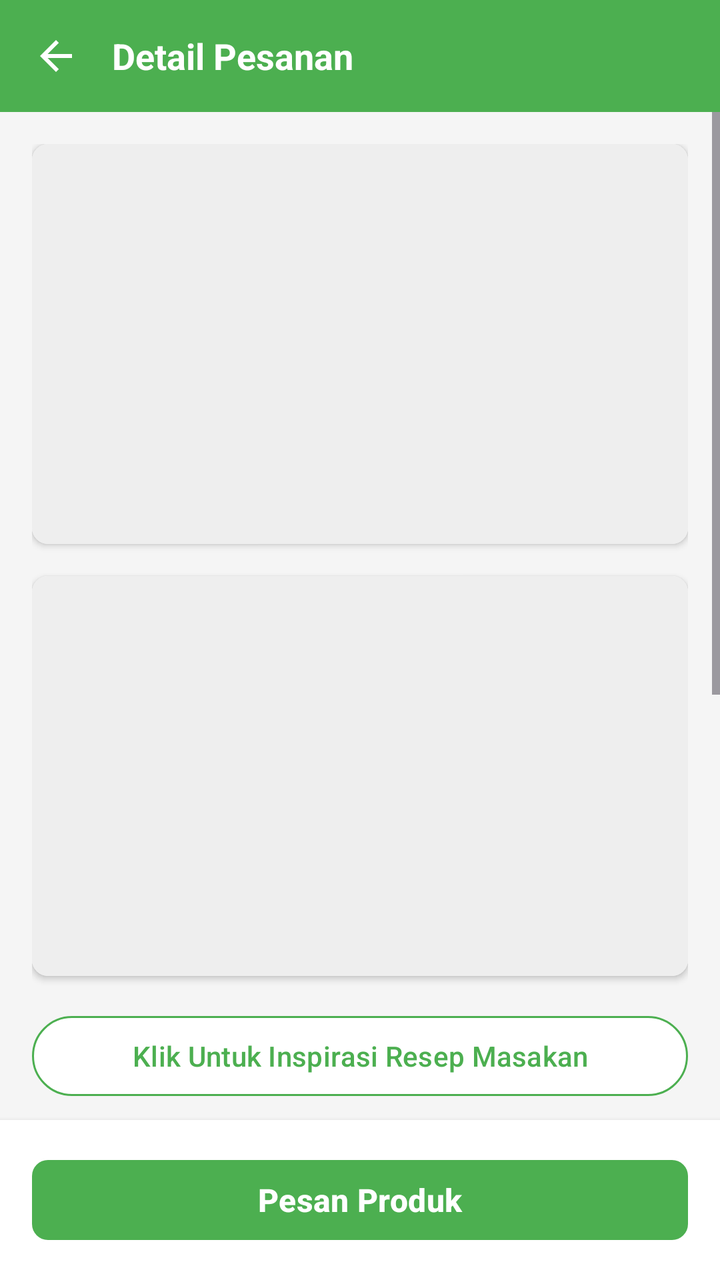
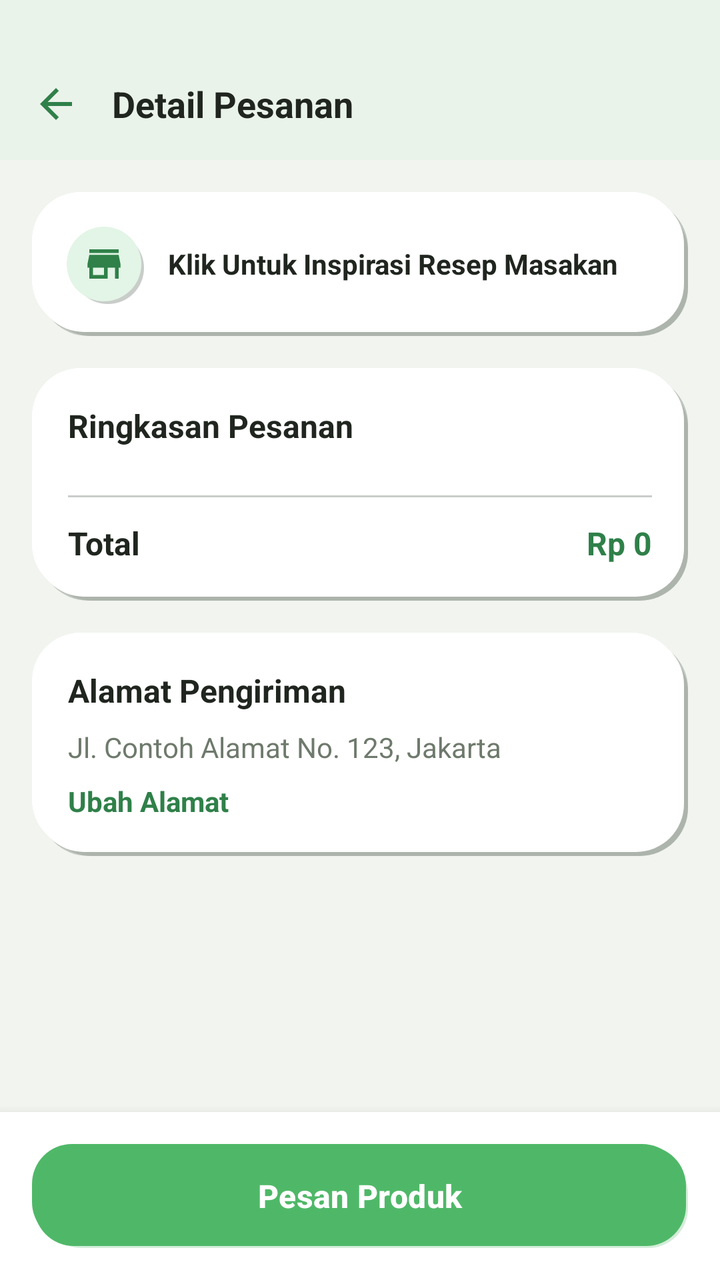

Before-and-after screenshots of an Android layout around one commit, followed by the original layout XML and the change that was made.
<!-- AndroidManifest.xml: application theme Theme.Pasarprojectbootcamp -->
<!-- res/layout/fragment_order_detail.xml -->
<?xml version="1.0" encoding="utf-8"?>
<LinearLayout xmlns:android="http://schemas.android.com/apk/res/android"
    xmlns:app="http://schemas.android.com/apk/res-auto"
    android:layout_width="match_parent"
    android:layout_height="match_parent"
    android:background="#F5F5F5"
    android:orientation="vertical">

    
    <LinearLayout
        android:layout_width="match_parent"
        android:layout_height="56dp"
        android:background="@color/green_primary"
        android:gravity="center_vertical"
        android:paddingHorizontal="16dp">

        <ImageView
            android:id="@+id/btnBack"
            android:layout_width="24dp"
            android:layout_height="24dp"
            android:src="@drawable/ic_arrow_back"
            android:tint="@android:color/white" />

        <TextView
            android:layout_width="0dp"
            android:layout_height="wrap_content"
            android:layout_marginStart="16dp"
            android:layout_weight="1"
            android:text="Detail Pesanan"
            android:textColor="@android:color/white"
            android:textSize="18sp"
            android:textStyle="bold" />

    </LinearLayout>

    <ScrollView
        android:layout_width="match_parent"
        android:layout_height="0dp"
        android:layout_weight="1">

        <LinearLayout
            android:layout_width="match_parent"
            android:layout_height="wrap_content"
            android:orientation="vertical"
            android:padding="16dp">

            
            <androidx.cardview.widget.CardView
                android:layout_width="match_parent"
                android:layout_height="200dp"
                android:layout_marginBottom="16dp"
                app:cardCornerRadius="8dp"
                app:cardElevation="2dp">

                <ImageView
                    android:id="@+id/ivOrderPreview"
                    android:layout_width="match_parent"
                    android:layout_height="match_parent"
                    android:background="@color/gray_200"
                    android:scaleType="centerCrop" />

            </androidx.cardview.widget.CardView>

            
            <androidx.cardview.widget.CardView
                android:layout_width="match_parent"
                android:layout_height="200dp"
                android:layout_marginBottom="16dp"
                app:cardCornerRadius="8dp"
                app:cardElevation="2dp">

                <ImageView
                    android:id="@+id/ivRecipeInspiration"
                    android:layout_width="match_parent"
                    android:layout_height="match_parent"
                    android:background="@color/gray_200"
                    android:scaleType="centerCrop" />

            </androidx.cardview.widget.CardView>

            
            <com.google.android.material.button.MaterialButton
                android:id="@+id/btnRecipeInspiration"
                android:layout_width="match_parent"
                android:layout_height="48dp"
                android:layout_marginBottom="24dp"
                android:text="Klik Untuk Inspirasi Resep Masakan"
                android:textColor="@color/green_primary"
                android:textSize="14sp"
                app:backgroundTint="@android:color/white"
                app:cornerRadius="24dp"
                app:strokeColor="@color/green_primary"
                app:strokeWidth="1dp" />

            
            <androidx.cardview.widget.CardView
                android:layout_width="match_parent"
                android:layout_height="wrap_content"
                android:layout_marginBottom="16dp"
                app:cardCornerRadius="8dp"
                app:cardElevation="2dp">

                <LinearLayout
                    android:layout_width="match_parent"
                    android:layout_height="wrap_content"
                    android:orientation="vertical"
                    android:padding="16dp">

                    <TextView
                        android:layout_width="match_parent"
                        android:layout_height="wrap_content"
                        android:text="Ringkasan Pesanan"
                        android:textColor="@color/black"
                        android:textSize="16sp"
                        android:textStyle="bold" />

                    <androidx.recyclerview.widget.RecyclerView
                        android:id="@+id/rvOrderItems"
                        android:layout_width="match_parent"
                        android:layout_height="wrap_content"
                        android:layout_marginTop="12dp"
                        android:nestedScrollingEnabled="false" />

                    <View
                        android:layout_width="match_parent"
                        android:layout_height="1dp"
                        android:layout_marginVertical="12dp"
                        android:background="@color/gray_300" />

                    
                    <LinearLayout
                        android:layout_width="match_parent"
                        android:layout_height="wrap_content"
                        android:orientation="horizontal">

                        <TextView
                            android:layout_width="0dp"
                            android:layout_height="wrap_content"
                            android:layout_weight="1"
                            android:text="Total"
                            android:textColor="@color/black"
                            android:textSize="16sp"
                            android:textStyle="bold" />

                        <TextView
                            android:id="@+id/tvTotalAmount"
                            android:layout_width="wrap_content"
                            android:layout_height="wrap_content"
                            android:text="Rp 150.000"
                            android:textColor="@color/green_primary"
                            android:textSize="16sp"
                            android:textStyle="bold" />

                    </LinearLayout>

                </LinearLayout>

            </androidx.cardview.widget.CardView>

            
            <androidx.cardview.widget.CardView
                android:layout_width="match_parent"
                android:layout_height="wrap_content"
                android:layout_marginBottom="100dp"
                app:cardCornerRadius="8dp"
                app:cardElevation="2dp">

                <LinearLayout
                    android:layout_width="match_parent"
                    android:layout_height="wrap_content"
                    android:orientation="vertical"
                    android:padding="16dp">

                    <TextView
                        android:layout_width="match_parent"
                        android:layout_height="wrap_content"
                        android:text="Alamat Pengiriman"
                        android:textColor="@color/black"
                        android:textSize="16sp"
                        android:textStyle="bold" />

                    <TextView
                        android:id="@+id/tvDeliveryAddress"
                        android:layout_width="match_parent"
                        android:layout_height="wrap_content"
                        android:layout_marginTop="8dp"
                        android:text="Jl. Contoh Alamat No. 123, Jakarta"
                        android:textColor="@color/gray_600"
                        android:textSize="14sp" />

                    <TextView
                        android:id="@+id/btnChangeAddress"
                        android:layout_width="wrap_content"
                        android:layout_height="wrap_content"
                        android:layout_marginTop="8dp"
                        android:text="Ubah Alamat"
                        android:textColor="@color/green_primary"
                        android:textSize="14sp" />

                </LinearLayout>

            </androidx.cardview.widget.CardView>

        </LinearLayout>

    </ScrollView>

    
    <LinearLayout
        android:layout_width="match_parent"
        android:layout_height="wrap_content"
        android:background="@android:color/white"
        android:elevation="4dp"
        android:orientation="vertical"
        android:padding="16dp">

        <com.google.android.material.button.MaterialButton
            android:id="@+id/btnPesan"
            android:layout_width="match_parent"
            android:layout_height="48dp"
            android:text="Pesan Produk"
            android:textColor="@android:color/white"
            android:textSize="16sp"
            android:textStyle="bold"
            app:backgroundTint="@color/green_primary"
            app:cornerRadius="8dp" />

    </LinearLayout>

</LinearLayout>
<!-- resources referenced by this layout -->
<resources>
  <color name="black">#FF000000</color>
  <color name="gray_200">#EEEEEE</color>
  <color name="gray_300">#E0E0E0</color>
  <color name="gray_600">#757575</color>
  <color name="green_primary">#4CAF50</color>
  <style name="Base.Theme.Pasarprojectbootcamp" parent="Theme.Material3.DayNight.NoActionBar">
          
           <item name="colorPrimary">@color/green</item>
          <item name="colorPrimaryVariant">@color/green</item>
          <item name="android:statusBarColor">@color/green</item>
      </style>
  <color name="green">#0A6C28</color>
  <!-- unchanged entries left out for length: 2 -->
</resources>

<!-- the commit's change to res/layout/fragment_order_detail.xml (unified diff, before → after) -->
@@ -3,14 +3,20 @@
     xmlns:app="http://schemas.android.com/apk/res-auto"
     android:layout_width="match_parent"
     android:layout_height="match_parent"
-    android:background="#F5F5F5"
+    android:background="@color/clay_background"
     android:orientation="vertical">
+
+    
+    <View
+        android:layout_width="match_parent"
+        android:layout_height="24dp"
+        android:background="@color/clay_header" />
 
     
     <LinearLayout
         android:layout_width="match_parent"
         android:layout_height="56dp"
-        android:background="@color/green_primary"
+        android:background="@color/clay_header"
         android:gravity="center_vertical"
         android:paddingHorizontal="16dp">
 
@@ -19,7 +25,7 @@
             android:layout_width="24dp"
             android:layout_height="24dp"
             android:src="@drawable/ic_arrow_back"
-            android:tint="@android:color/white" />
+            android:tint="@color/clay_green_700" />
 
         <TextView
             android:layout_width="0dp"
@@ -27,7 +33,7 @@
             android:layout_marginStart="16dp"
             android:layout_weight="1"
             android:text="Detail Pesanan"
-            android:textColor="@android:color/white"
+            android:textColor="@color/clay_text_primary"
             android:textSize="18sp"
             android:textStyle="bold" />
 
@@ -45,161 +51,131 @@
             android:padding="16dp">
 
             
-            <androidx.cardview.widget.CardView
-                android:layout_width="match_parent"
-                android:layout_height="200dp"
-                android:layout_marginBottom="16dp"
-                app:cardCornerRadius="8dp"
-                app:cardElevation="2dp">
-
-                <ImageView
-                    android:id="@+id/ivOrderPreview"
-                    android:layout_width="match_parent"
-                    android:layout_height="match_parent"
-                    android:background="@color/gray_200"
-                    android:scaleType="centerCrop" />
-
-            </androidx.cardview.widget.CardView>
-
-            
-            <androidx.cardview.widget.CardView
-                android:layout_width="match_parent"
-                android:layout_height="200dp"
-                android:layout_marginBottom="16dp"
-                app:cardCornerRadius="8dp"
-                app:cardElevation="2dp">
-
-                <ImageView
-                    android:id="@+id/ivRecipeInspiration"
-                    android:layout_width="match_parent"
-                    android:layout_height="match_parent"
-                    android:background="@color/gray_200"
-                    android:scaleType="centerCrop" />
-
-            </androidx.cardview.widget.CardView>
-
-            
-            <com.google.android.material.button.MaterialButton
-                android:id="@+id/btnRecipeInspiration"
-                android:layout_width="match_parent"
-                android:layout_height="48dp"
-                android:layout_marginBottom="24dp"
-                android:text="Klik Untuk Inspirasi Resep Masakan"
-                android:textColor="@color/green_primary"
-                android:textSize="14sp"
-                app:backgroundTint="@android:color/white"
-                app:cornerRadius="24dp"
-                app:strokeColor="@color/green_primary"
-                app:strokeWidth="1dp" />
-
-            
-            <androidx.cardview.widget.CardView
+            <LinearLayout
                 android:layout_width="match_parent"
                 android:layout_height="wrap_content"
                 android:layout_marginBottom="16dp"
-                app:cardCornerRadius="8dp"
-                app:cardElevation="2dp">
-
+                android:background="@drawable/clay_card_default"
+                android:gravity="center_vertical"
+                android:orientation="horizontal"
+                android:padding="16dp">
+
+                <ImageView
+                    android:layout_width="40dp"
+                    android:layout_height="40dp"
+                    android:background="@drawable/clay_circle_icon"
+                    android:padding="9dp"
+                    android:src="@drawable/ic_store"
+                    android:tint="@color/clay_green_700" />
+
+                <TextView
+                    android:id="@+id/btnRecipeInspiration"
+                    android:layout_width="0dp"
+                    android:layout_height="wrap_content"
+                    android:layout_marginStart="12dp"
+                    android:layout_weight="1"
+                    android:text="Klik Untuk Inspirasi Resep Masakan"
+                    android:textColor="@color/clay_text_primary"
+                    android:textSize="14sp"
+                    android:textStyle="bold" />
+
+            </LinearLayout>
+
+            
+            <LinearLayout
+                android:layout_width="match_parent"
+                android:layout_height="wrap_content"
+                android:layout_marginBottom="16dp"
+                android:background="@drawable/clay_card_default"
+                android:orientation="vertical"
+                android:padding="18dp">
+
+                <TextView
+                    android:layout_width="match_parent"
+                    android:layout_height="wrap_content"
+                    android:text="Ringkasan Pesanan"
+                    android:textColor="@color/clay_text_primary"
+                    android:textSize="16sp"
+                    android:textStyle="bold" />
+
+                <androidx.recyclerview.widget.RecyclerView
+                    android:id="@+id/rvOrderItems"
+                    android:layout_width="match_parent"
+                    android:layout_height="wrap_content"
+                    android:layout_marginTop="12dp"
+                    android:nestedScrollingEnabled="false" />
+
+                <View
+                    android:layout_width="match_parent"
+                    android:layout_height="1dp"
+                    android:layout_marginVertical="12dp"
+                    android:background="@color/clay_shadow_dark" />
+
+                
                 <LinearLayout
                     android:layout_width="match_parent"
                     android:layout_height="wrap_content"
-                    android:orientation="vertical"
-                    android:padding="16dp">
+                    android:orientation="horizontal">
 
                     <TextView
-                        android:layout_width="match_parent"
+                        android:layout_width="0dp"
                         android:layout_height="wrap_content"
-                        android:text="Ringkasan Pesanan"
-                        android:textColor="@color/black"
+                        android:layout_weight="1"
+                        android:text="Total"
+                        android:textColor="@color/clay_text_primary"
                         android:textSize="16sp"
                         android:textStyle="bold" />
 
-                    <androidx.recyclerview.widget.RecyclerView
-                        android:id="@+id/rvOrderItems"
-                        android:layout_width="match_parent"
+                    <TextView
+                        android:id="@+id/tvTotalAmount"
+                        android:layout_width="wrap_content"
                         android:layout_height="wrap_content"
-                        android:layout_marginTop="12dp"
-                        android:nestedScrollingEnabled="false" />
-
-                    <View
-                        android:layout_width="match_parent"
-                        android:layout_height="1dp"
-                        android:layout_marginVertical="12dp"
-                        android:background="@color/gray_300" />
-
-                    
-                    <LinearLayout
-                        android:layout_width="match_parent"
-                        android:layout_height="wrap_content"
-                        android:orientation="horizontal">
-
-                        <TextView
-                            android:layout_width="0dp"
-                            android:layout_height="wrap_content"
-                            android:layout_weight="1"
-                            android:text="Total"
-                            android:textColor="@color/black"
-                            android:textSize="16sp"
-                            android:textStyle="bold" />
-
-                        <TextView
-                            android:id="@+id/tvTotalAmount"
-                            android:layout_width="wrap_content"
-                            android:layout_height="wrap_content"
-                            android:text="Rp 150.000"
-                            android:textColor="@color/green_primary"
-                            android:textSize="16sp"
-                            android:textStyle="bold" />
-
-                    </LinearLayout>
+                        android:text="Rp 0"
+                        android:textColor="@color/clay_green_700"
+                        android:textSize="16sp"
+                        android:textStyle="bold" />
 
                 </LinearLayout>
 
-            </androidx.cardview.widget.CardView>
+            </LinearLayout>
 
             
-            <androidx.cardview.widget.CardView
+            <LinearLayout
                 android:layout_width="match_parent"
                 android:layout_height="wrap_content"
                 android:layout_marginBottom="100dp"
-                app:cardCornerRadius="8dp"
-                app:cardElevation="2dp">
-
-                <LinearLayout
-                    android:layout_width="match_parent"
-                    android:layout_height="wrap_content"
-                    android:orientation="vertical"
-                    android:padding="16dp">
-
-                    <TextView
-                        android:layout_width="match_parent"
-                        android:layout_height="wrap_content"
-                        android:text="Alamat Pengiriman"
-                        android:textColor="@color/black"
-                        android:textSize="16sp"
-                        android:textStyle="bold" />
-
-                    <TextView
-                        android:id="@+id/tvDeliveryAddress"
-                        android:layout_width="match_parent"
-                        android:layout_height="wrap_content"
-                        android:layout_marginTop="8dp"
-                        android:text="Jl. Contoh Alamat No. 123, Jakarta"
-                        android:textColor="@color/gray_600"
-                        android:textSize="14sp" />
-
-                    <TextView
-                        android:id="@+id/btnChangeAddress"
-                        android:layout_width="wrap_content"
-                        android:layout_height="wrap_content"
-                        android:layout_marginTop="8dp"
-                        android:text="Ubah Alamat"
-                        android:textColor="@color/green_primary"
-                        android:textSize="14sp" />
-
-                </LinearLayout>
-
-            </androidx.cardview.widget.CardView>
+                android:background="@drawable/clay_card_default"
+                android:orientation="vertical"
+                android:padding="18dp">
+
+                <TextView
+                    android:layout_width="match_parent"
+                    android:layout_height="wrap_content"
+                    android:text="Alamat Pengiriman"
+                    android:textColor="@color/clay_text_primary"
+                    android:textSize="16sp"
+                    android:textStyle="bold" />
+
+                <TextView
+                    android:id="@+id/tvDeliveryAddress"
+                    android:layout_width="match_parent"
+                    android:layout_height="wrap_content"
+                    android:layout_marginTop="8dp"
+                    android:text="Jl. Contoh Alamat No. 123, Jakarta"
+                    android:textColor="@color/clay_text_secondary"
+                    android:textSize="14sp" />
+
+                <TextView
+                    android:id="@+id/btnChangeAddress"
+                    android:layout_width="wrap_content"
+                    android:layout_height="wrap_content"
+                    android:layout_marginTop="8dp"
+                    android:text="Ubah Alamat"
+                    android:textColor="@color/clay_green_700"
+                    android:textSize="14sp"
+                    android:textStyle="bold" />
+
+            </LinearLayout>
 
         </LinearLayout>
 
@@ -209,21 +185,21 @@
     <LinearLayout
         android:layout_width="match_parent"
         android:layout_height="wrap_content"
-        android:background="@android:color/white"
-        android:elevation="4dp"
+        android:background="@color/clay_surface"
+        android:elevation="8dp"
         android:orientation="vertical"
         android:padding="16dp">
 
-        <com.google.android.material.button.MaterialButton
+        <Button
             android:id="@+id/btnPesan"
             android:layout_width="match_parent"
-            android:layout_height="48dp"
+            android:layout_height="52dp"
+            android:background="@drawable/clay_button_primary"
+            android:elevation="0dp"
             android:text="Pesan Produk"
             android:textColor="@android:color/white"
             android:textSize="16sp"
-            android:textStyle="bold"
-            app:backgroundTint="@color/green_primary"
-            app:cornerRadius="8dp" />
+            android:textStyle="bold" />
 
     </LinearLayout>
 
<!-- resource entries referenced after the edit -->
@@ -1,17 +1,130 @@
 <!-- resources referenced by this layout -->
 <resources>
-  <color name="black">#FF000000</color>
-  <color name="gray_200">#EEEEEE</color>
-  <color name="gray_300">#E0E0E0</color>
-  <color name="gray_600">#757575</color>
-  <color name="green_primary">#4CAF50</color>
+  <color name="clay_background">#F1F4EF</color>
+  <color name="clay_green_700">#2F8049</color>
+  <color name="clay_header">#EAF3EA</color>
+  <color name="clay_shadow_dark">#402B3B2F</color>
+  <color name="clay_surface">#FFFFFF</color>
+  <color name="clay_text_primary">#20261F</color>
+  <color name="clay_text_secondary">#6E7A6C</color>
+  <!-- drawable clay_button_primary (drawable) -->
+  <?xml version="1.0" encoding="utf-8"?>
+  <layer-list xmlns:android="http://schemas.android.com/apk/res/android">
+      <item
+          android:top="5dp"
+          android:left="5dp">
+          <shape android:shape="rectangle">
+              <solid android:color="@color/clay_shadow_dark" />
+              <corners android:radius="20dp" />
+          </shape>
+      </item>
+      <item
+          android:bottom="3dp"
+          android:right="3dp">
+          <shape android:shape="rectangle">
+              <solid android:color="@color/clay_shadow_light" />
+              <corners android:radius="20dp" />
+          </shape>
+      </item>
+      <item
+          android:top="1dp"
+          android:left="1dp"
+          android:right="1dp"
+          android:bottom="1dp">
+          <shape android:shape="rectangle">
+              <gradient
+                  android:angle="90"
+                  android:startColor="@color/clay_green_600"
+                  android:endColor="@color/clay_green_500" />
+              <corners android:radius="20dp" />
+          </shape>
+      </item>
+  </layer-list>
+  <!-- drawable clay_card_default (drawable) -->
+  <?xml version="1.0" encoding="utf-8"?>
+  <layer-list xmlns:android="http://schemas.android.com/apk/res/android">
+      
+      <item
+          android:top="6dp"
+          android:left="6dp">
+          <shape android:shape="rectangle">
+              <solid android:color="@color/clay_shadow_dark_soft" />
+              <corners android:radius="24dp" />
+          </shape>
+      </item>
+      <item
+          android:top="4dp"
+          android:left="4dp">
+          <shape android:shape="rectangle">
+              <solid android:color="@color/clay_shadow_dark" />
+              <corners android:radius="24dp" />
+          </shape>
+      </item>
+      
+      <item
+          android:bottom="4dp"
+          android:right="4dp">
+          <shape android:shape="rectangle">
+              <solid android:color="@color/clay_shadow_light" />
+              <corners android:radius="24dp" />
+          </shape>
+      </item>
+      
+      <item
+          android:top="2dp"
+          android:left="2dp"
+          android:right="2dp"
+          android:bottom="2dp">
+          <shape android:shape="rectangle">
+              <solid android:color="@color/clay_surface" />
+              <corners android:radius="24dp" />
+          </shape>
+      </item>
+  </layer-list>
+  <!-- drawable clay_circle_icon (drawable) -->
+  <?xml version="1.0" encoding="utf-8"?>
+  <layer-list xmlns:android="http://schemas.android.com/apk/res/android">
+      <item android:top="4dp" android:left="4dp">
+          <shape android:shape="oval">
+              <solid android:color="@color/clay_shadow_dark" />
+          </shape>
+      </item>
+      <item android:bottom="3dp" android:right="3dp">
+          <shape android:shape="oval">
+              <solid android:color="@color/clay_shadow_light" />
+          </shape>
+      </item>
+      <item android:top="1.5dp" android:left="1.5dp" android:right="1.5dp" android:bottom="1.5dp">
+          <shape android:shape="oval">
+              <solid android:color="@color/clay_green_100" />
+          </shape>
+      </item>
+  </layer-list>
+  <!-- drawable ic_store (drawable) -->
+  <vector xmlns:android="http://schemas.android.com/apk/res/android"
+      android:width="24dp"
+      android:height="24dp"
+      android:viewportWidth="24"
+      android:viewportHeight="24">
+      <path
+          android:fillColor="#FF000000"
+          android:pathData="M20,4L4,4v2h16L20,4zM21,14v-2l-1,-5L4,7l-1,5v2h1v6h10v-6h4v6h2v-6h1zM12,18L6,18v-4h6v4z"/>
+  </vector>
+  <color name="clay_shadow_light">#FFFFFFFF</color>
+  <color name="clay_green_600">#3E9C57</color>
+  <color name="clay_green_500">#4FB868</color>
+  <color name="clay_shadow_dark_soft">#1F2B3B2F</color>
+  <color name="clay_green_100">#E3F5E6</color>
   <style name="Base.Theme.Pasarprojectbootcamp" parent="Theme.Material3.DayNight.NoActionBar">
           
-           <item name="colorPrimary">@color/green</item>
-          <item name="colorPrimaryVariant">@color/green</item>
-          <item name="android:statusBarColor">@color/green</item>
+          <item name="colorPrimary">@color/clay_green_500</item>
+          <item name="colorPrimaryVariant">@color/clay_green_700</item>
+          <item name="colorSecondary">@color/clay_green_300</item>
+          <item name="android:statusBarColor">@color/clay_green_500</item>
+          <item name="android:windowBackground">@color/clay_background</item>
+          <item name="android:navigationBarColor">@color/clay_background</item>
       </style>
-  <color name="green">#0A6C28</color>
+  <color name="clay_green_300">#A8DDB5</color>
   <!-- unchanged entries left out for length: 2 -->
 </resources>
 
